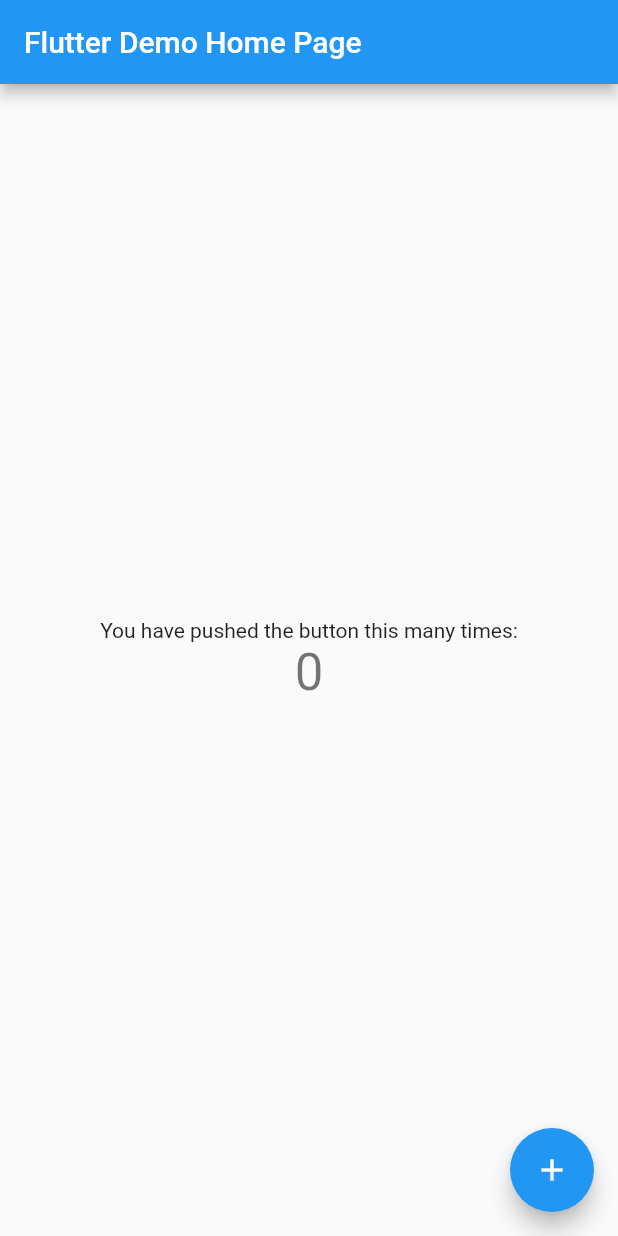
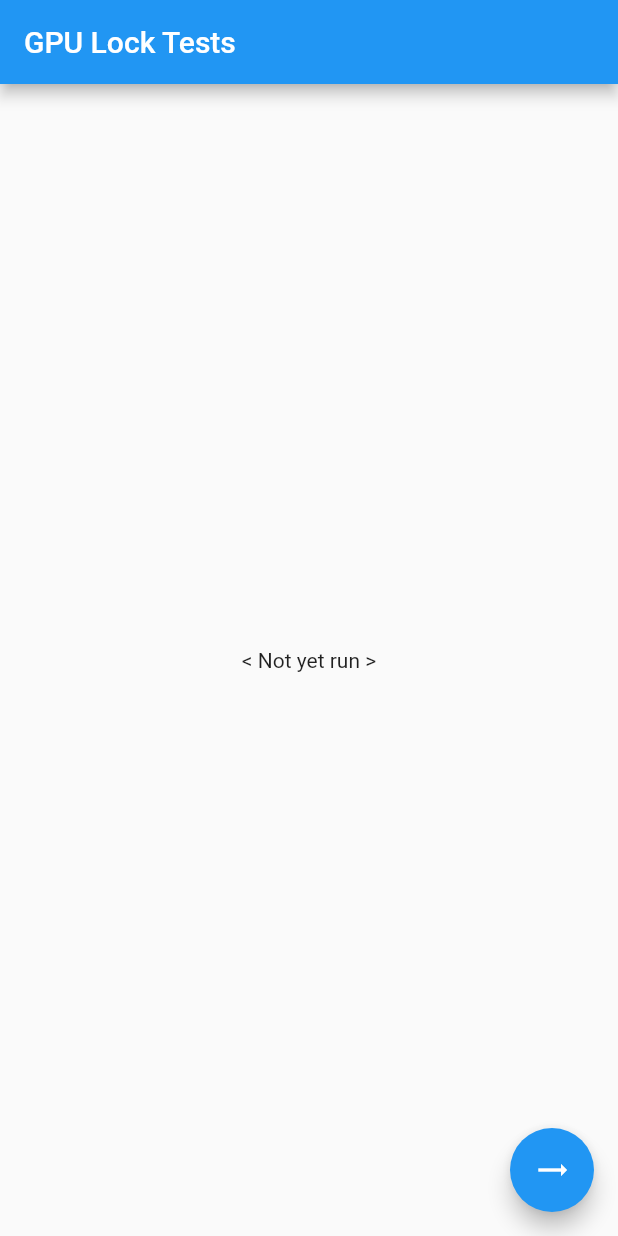
Before and after one commit to boingboomtschak/gpu_lock_tests_flutter, a Flutter app: the screen it shows after launch, on a phone screen of 412 x 824 dp. Run offline on Flutter 3.47's test engine with Material 2 defaults, Android fonts, the phone set to English and light mode, and no system bars; missing offline and left inert: dart:ffi.

Commit message:
Getting vk tests running

```diff
--- a/lib/main.dart
+++ b/lib/main.dart
@@ -1,16 +1,13 @@
 import 'package:flutter/material.dart';
 import 'dart:ffi';
+import 'package:ffi/ffi.dart';
 
 final gpulockLib = DynamicLibrary.open("libgpulock.so");
+final Pointer<Utf8> Function() gpulockRun = gpulockLib
+    .lookup<NativeFunction<Pointer<Utf8> Function()>>('run')
+    .asFunction();
 
 void main() {
-  final Pointer<Uint8> Function() gpulockRun = gpulockLib
-      .lookup<NativeFunction<Pointer<Uint8> Function()>>('run')
-      .asFunction();
-  final result = gpulockRun().toString();
-  print("RESULT!!!!!");
-  print(result);
-  print("END OF RESULT!!!!");
   runApp(const MyApp());
 }
 
@@ -21,7 +18,7 @@
   @override
   Widget build(BuildContext context) {
     return MaterialApp(
-      title: 'Flutter Demo',
+      title: 'GPU Lock Tests',
       theme: ThemeData(
         // This is the theme of your application.
         //
@@ -34,23 +31,13 @@
         // is not restarted.
         primarySwatch: Colors.blue,
       ),
-      home: const MyHomePage(title: 'Flutter Demo Home Page'),
+      home: const MyHomePage(title: 'GPU Lock Tests'),
     );
   }
 }
 
 class MyHomePage extends StatefulWidget {
   const MyHomePage({super.key, required this.title});
-
-  // This widget is the home page of your application. It is stateful, meaning
-  // that it has a State object (defined below) that contains fields that affect
-  // how it looks.
-
-  // This class is the configuration for the state. It holds the values (in this
-  // case the title) provided by the parent (in this case the App widget) and
-  // used by the build method of the State. Fields in a Widget subclass are
-  // always marked "final".
-
   final String title;
 
   @override
@@ -59,67 +46,41 @@
 
 class _MyHomePageState extends State<MyHomePage> {
   int _counter = 0;
+  String _resultBuffer = "< Not yet run >";
 
-  void _incrementCounter() {
+  void _runTests() {
     setState(() {
-      // This call to setState tells the Flutter framework that something has
-      // changed in this State, which causes it to rerun the build method below
-      // so that the display can reflect the updated values. If we changed
-      // _counter without calling setState(), then the build method would not be
-      // called again, and so nothing would appear to happen.
-      _counter++;
+      _resultBuffer = "Running...";
+    });
+    final resultPtr = gpulockRun();
+    final result = resultPtr.toDartString();
+    malloc.free(resultPtr);
+    setState(() {
+      _resultBuffer = result;
     });
   }
 
   @override
   Widget build(BuildContext context) {
-    // This method is rerun every time setState is called, for instance as done
-    // by the _incrementCounter method above.
-    //
-    // The Flutter framework has been optimized to make rerunning build methods
-    // fast, so that you can just rebuild anything that needs updating rather
-    // than having to individually change instances of widgets.
     return Scaffold(
       appBar: AppBar(
-        // Here we take the value from the MyHomePage object that was created by
-        // the App.build method, and use it to set our appbar title.
         title: Text(widget.title),
       ),
       body: Center(
-        // Center is a layout widget. It takes a single child and positions it
-        // in the middle of the parent.
         child: Column(
-          // Column is also a layout widget. It takes a list of children and
-          // arranges them vertically. By default, it sizes itself to fit its
-          // children horizontally, and tries to be as tall as its parent.
-          //
-          // Invoke "debug painting" (press "p" in the console, choose the
-          // "Toggle Debug Paint" action from the Flutter Inspector in Android
-          // Studio, or the "Toggle Debug Paint" command in Visual Studio Code)
-          // to see the wireframe for each widget.
-          //
-          // Column has various properties to control how it sizes itself and
-          // how it positions its children. Here we use mainAxisAlignment to
-          // center the children vertically; the main axis here is the vertical
-          // axis because Columns are vertical (the cross axis would be
-          // horizontal).
           mainAxisAlignment: MainAxisAlignment.center,
           children: <Widget>[
-            const Text(
-              'You have pushed the button this many times:',
-            ),
             Text(
-              '$_counter',
-              style: Theme.of(context).textTheme.headline4,
-            ),
+              '$_resultBuffer',
+            )
           ],
         ),
       ),
       floatingActionButton: FloatingActionButton(
-        onPressed: _incrementCounter,
-        tooltip: 'Increment',
-        child: const Icon(Icons.add),
-      ), // This trailing comma makes auto-formatting nicer for build methods.
+        onPressed: _runTests,
+        tooltip: 'Run Tests',
+        child: const Icon(Icons.trending_flat),
+      ),
     );
   }
 }
--- a/pubspec.yaml
+++ b/pubspec.yaml
@@ -36,6 +36,8 @@
   # The following adds the Cupertino Icons font to your application.
   # Use with the CupertinoIcons class for iOS style icons.
   cupertino_icons: ^1.0.2
+  ffi: ^2.0.1
+  logcat_monitor: ^0.0.6
 
 dev_dependencies:
   flutter_test:
```
Also changed, not shown: pubspec.lock, 140 other files.
